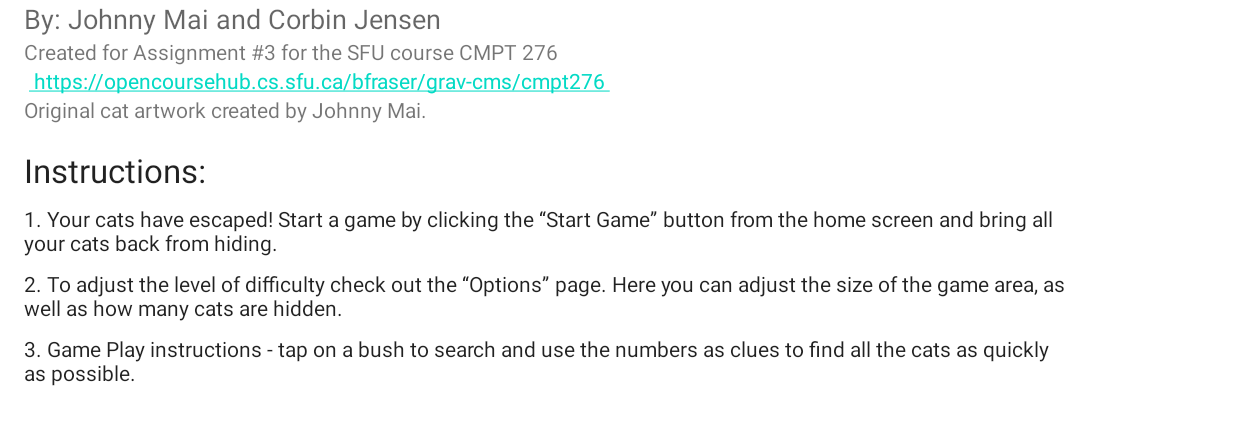
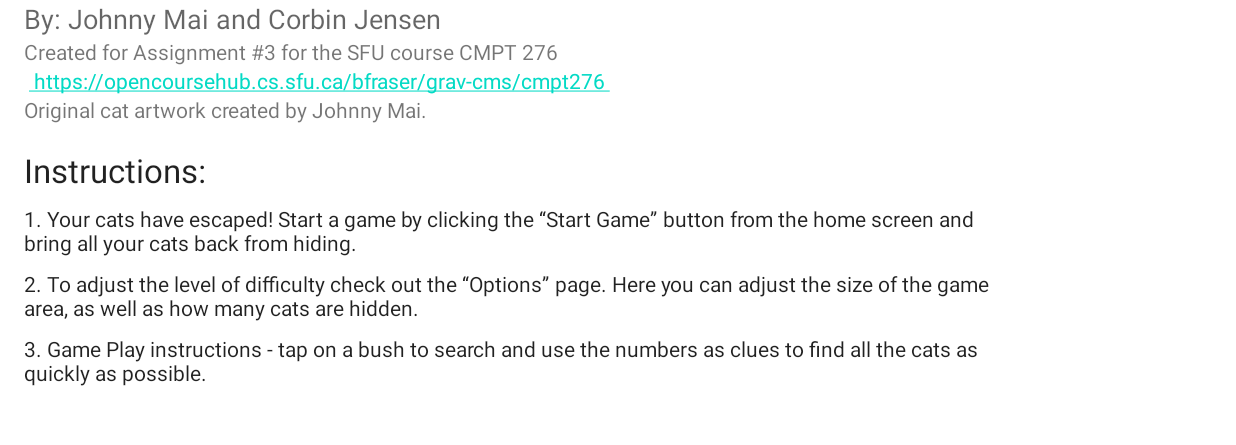
Before and after one commit to corbinjensen/minesweeper-game, an Android app: the HelpActivity screen opened directly, with no data from a screen before it, on a phone screen of 824 x 412 dp (held sideways), the part 164-609 px from its top. Run offline under Robolectric (Android 15) with nearby library versions, the phone set to English and light mode, and no system bars.

Commit message:
Edit help layout

```diff
--- a/app/src/main/res/layout/activity_help.xml
+++ b/app/src/main/res/layout/activity_help.xml
@@ -21,7 +21,7 @@
         android:layout_height="wrap_content"
         android:layout_marginStart="16dp"
         android:orientation="vertical"
-        app:layout_constraintGuide_begin="715dp"
+        app:layout_constraintGuide_begin="662dp"
         app:layout_constraintStart_toStartOf="parent" />
 
     <TextView
```
